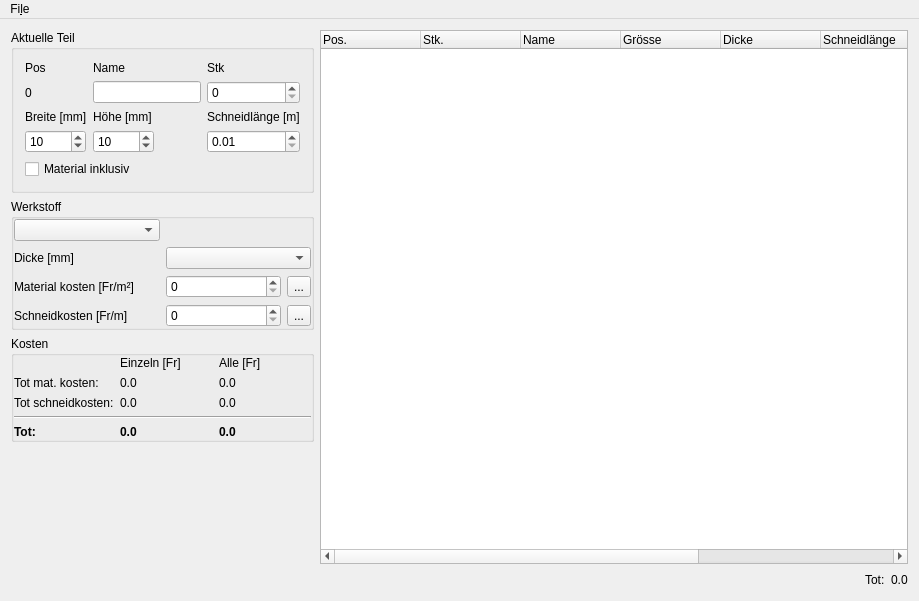
This is OffertenRechner/Source/src/MainWindow.ui in domi4484/ZumMaschine as Qt 5 draws it before an edit. The edited form follows.
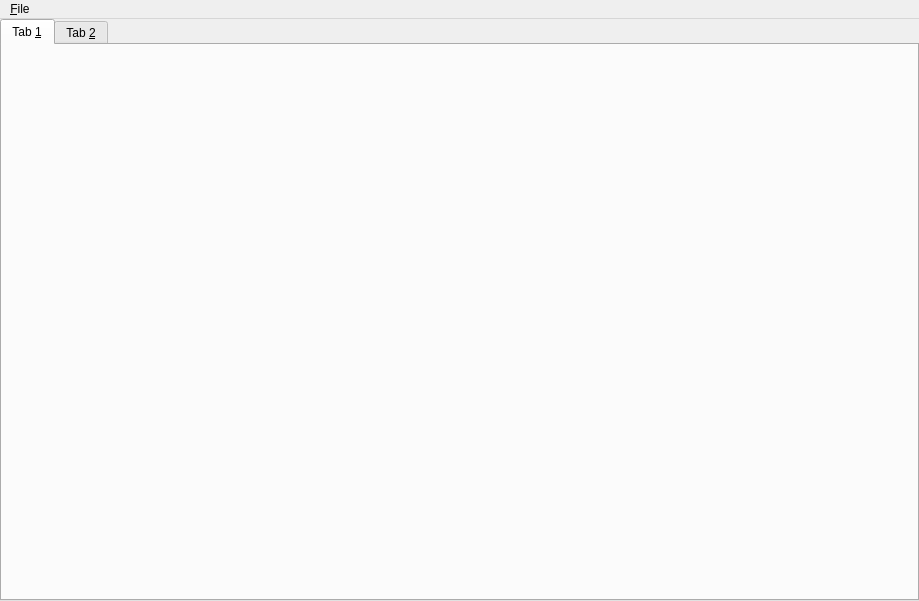
This is the edited form.

```diff
--- a/OffertenRechner/Source/src/MainWindow.ui
+++ b/OffertenRechner/Source/src/MainWindow.ui
@@ -14,424 +14,36 @@
    <string>Drawings Mirror</string>
   </property>
   <widget class="QWidget" name="centralWidget">
-   <layout class="QGridLayout" name="gridLayout" columnstretch="0,0,0,0,0,0,0,0,2">
-    <item row="1" column="8" rowspan="4">
-     <layout class="QGridLayout" name="gridLayout_3">
-      <item row="1" column="2">
-       <widget class="QLabel" name="m_QLabel_ListTotal">
-        <property name="text">
-         <string>0.0</string>
-        </property>
-       </widget>
-      </item>
-      <item row="1" column="1">
-       <widget class="QLabel" name="label_11">
-        <property name="text">
-         <string>Tot:</string>
-        </property>
-       </widget>
-      </item>
-      <item row="1" column="0">
-       <spacer name="horizontalSpacer_2">
-        <property name="orientation">
-         <enum>Qt::Horizontal</enum>
-        </property>
-        <property name="sizeHint" stdset="0">
-         <size>
-          <width>40</width>
-          <height>20</height>
-         </size>
-        </property>
-       </spacer>
-      </item>
-      <item row="0" column="0" colspan="3">
-       <widget class="QTreeWidget" name="m_QTreeWidget">
-        <column>
-         <property name="text">
-          <string>Pos.</string>
-         </property>
-        </column>
-        <column>
-         <property name="text">
-          <string>Stk.</string>
-         </property>
-        </column>
-        <column>
-         <property name="text">
-          <string>Name</string>
-         </property>
-        </column>
-        <column>
-         <property name="text">
-          <string>Grösse</string>
-         </property>
-        </column>
-        <column>
-         <property name="text">
-          <string>Dicke</string>
-         </property>
-        </column>
-        <column>
-         <property name="text">
-          <string>Schneidlänge</string>
-         </property>
-        </column>
-        <column>
-         <property name="text">
-          <string>Werkstoff</string>
-         </property>
-        </column>
-        <column>
-         <property name="text">
-          <string>Preis</string>
-         </property>
-        </column>
-        <column>
-         <property name="text">
-          <string>Preis Tot</string>
-         </property>
-        </column>
-       </widget>
-      </item>
-     </layout>
-    </item>
-    <item row="1" column="0">
-     <widget class="QGroupBox" name="groupBox_2">
-      <property name="title">
-       <string>Aktuelle Teil</string>
+   <layout class="QGridLayout" name="gridLayout">
+    <property name="leftMargin">
+     <number>0</number>
+    </property>
+    <property name="topMargin">
+     <number>0</number>
+    </property>
+    <property name="rightMargin">
+     <number>0</number>
+    </property>
+    <property name="bottomMargin">
+     <number>0</number>
+    </property>
+    <item row="0" column="0">
+     <widget class="QTabWidget" name="m_QTabWidget">
+      <property name="currentIndex">
+       <number>0</number>
       </property>
-      <layout class="QGridLayout" name="gridLayout_6">
-       <item row="0" column="1">
-        <widget class="QLabel" name="label">
-         <property name="text">
-          <string>Name</string>
-         </property>
-        </widget>
-       </item>
-       <item row="0" column="0">
-        <widget class="QLabel" name="label_6">
-         <property name="text">
-          <string>Pos</string>
-         </property>
-        </widget>
-       </item>
-       <item row="0" column="2">
-        <widget class="QLabel" name="label_7">
-         <property name="text">
-          <string>Stk</string>
-         </property>
-        </widget>
-       </item>
-       <item row="2" column="0">
-        <widget class="QLabel" name="label_2">
-         <property name="text">
-          <string>Breite [mm]</string>
-         </property>
-        </widget>
-       </item>
-       <item row="1" column="1">
-        <widget class="QLineEdit" name="m_QLineEdit_Name"/>
-       </item>
-       <item row="1" column="0">
-        <widget class="QLabel" name="label_14">
-         <property name="text">
-          <string>0</string>
-         </property>
-        </widget>
-       </item>
-       <item row="1" column="2">
-        <widget class="QSpinBox" name="m_QSpinBox_Pieces"/>
-       </item>
-       <item row="3" column="0" alignment="Qt::AlignLeft">
-        <widget class="QDoubleSpinBox" name="m_QDoubleSpinBox_Width">
-         <property name="decimals">
-          <number>0</number>
-         </property>
-         <property name="minimum">
-          <double>1.000000000000000</double>
-         </property>
-         <property name="maximum">
-          <double>10000.000000000000000</double>
-         </property>
-         <property name="value">
-          <double>10.000000000000000</double>
-         </property>
-        </widget>
-       </item>
-       <item row="2" column="1">
-        <widget class="QLabel" name="label_3">
-         <property name="text">
-          <string>Höhe [mm]</string>
-         </property>
-        </widget>
-       </item>
-       <item row="3" column="1" alignment="Qt::AlignLeft">
-        <widget class="QDoubleSpinBox" name="m_QDoubleSpinBox_Height">
-         <property name="decimals">
-          <number>0</number>
-         </property>
-         <property name="minimum">
-          <double>1.000000000000000</double>
-         </property>
-         <property name="maximum">
-          <double>10000.000000000000000</double>
-         </property>
-         <property name="value">
-          <double>10.000000000000000</double>
-         </property>
-        </widget>
-       </item>
-       <item row="2" column="2">
-        <widget class="QLabel" name="label_5">
-         <property name="text">
-          <string>Schneidlänge [m]</string>
-         </property>
-        </widget>
-       </item>
-       <item row="3" column="2">
-        <widget class="QDoubleSpinBox" name="m_QDoubleSpinBox_CutLength">
-         <property name="minimum">
-          <double>0.010000000000000</double>
-         </property>
-         <property name="maximum">
-          <double>900000.000000000000000</double>
-         </property>
-        </widget>
-       </item>
-       <item row="4" column="0" colspan="2">
-        <widget class="QCheckBox" name="m_QCheckBox_MaterialIncluded">
-         <property name="text">
-          <string>Material inklusiv</string>
-         </property>
-        </widget>
-       </item>
-      </layout>
+      <widget class="QWidget" name="tab">
+       <attribute name="title">
+        <string>Tab &amp;1</string>
+       </attribute>
+      </widget>
+      <widget class="QWidget" name="tab_2">
+       <attribute name="title">
+        <string>Tab &amp;2</string>
+       </attribute>
+      </widget>
      </widget>
     </item>
-    <item row="2" column="0">
-     <widget class="QGroupBox" name="groupBox">
-      <property name="title">
-       <string>Werkstoff</string>
-      </property>
-      <layout class="QGridLayout" name="gridLayout_5">
-       <property name="leftMargin">
-        <number>0</number>
-       </property>
-       <property name="topMargin">
-        <number>0</number>
-       </property>
-       <property name="rightMargin">
-        <number>0</number>
-       </property>
-       <property name="bottomMargin">
-        <number>0</number>
-       </property>
-       <item row="0" column="0">
-        <widget class="QComboBox" name="m_QComboBox_Material"/>
-       </item>
-       <item row="2" column="0">
-        <widget class="QLabel" name="label_13">
-         <property name="text">
-          <string>Material kosten [Fr/m²]</string>
-         </property>
-        </widget>
-       </item>
-       <item row="1" column="1">
-        <widget class="QComboBox" name="m_QComboBox_Thickness"/>
-       </item>
-       <item row="3" column="0">
-        <widget class="QLabel" name="label_15">
-         <property name="text">
-          <string>Schneidkosten [Fr/m]</string>
-         </property>
-        </widget>
-       </item>
-       <item row="1" column="0">
-        <widget class="QLabel" name="label_4">
-         <property name="text">
-          <string>Dicke [mm]</string>
-         </property>
-        </widget>
-       </item>
-       <item row="3" column="1">
-        <layout class="QHBoxLayout" name="horizontalLayout">
-         <item>
-          <widget class="QSpinBox" name="m_QSpinBox_SchneidkostenProMeter">
-           <property name="maximum">
-            <number>999999</number>
-           </property>
-          </widget>
-         </item>
-         <item>
-          <widget class="QToolButton" name="toolButton">
-           <property name="text">
-            <string>...</string>
-           </property>
-          </widget>
-         </item>
-        </layout>
-       </item>
-       <item row="2" column="1">
-        <layout class="QHBoxLayout" name="horizontalLayout_2">
-         <item>
-          <widget class="QSpinBox" name="m_QSpinBox_MaterialKostenProQuadratMeter">
-           <property name="maximum">
-            <number>99999</number>
-           </property>
-          </widget>
-         </item>
-         <item>
-          <widget class="QToolButton" name="toolButton_2">
-           <property name="text">
-            <string>...</string>
-           </property>
-          </widget>
-         </item>
-        </layout>
-       </item>
-      </layout>
-     </widget>
-    </item>
-    <item row="3" column="0">
-     <widget class="QGroupBox" name="groupBox_3">
-      <property name="title">
-       <string>Kosten</string>
-      </property>
-      <layout class="QGridLayout" name="gridLayout_4">
-       <property name="leftMargin">
-        <number>0</number>
-       </property>
-       <property name="topMargin">
-        <number>0</number>
-       </property>
-       <property name="rightMargin">
-        <number>0</number>
-       </property>
-       <property name="bottomMargin">
-        <number>0</number>
-       </property>
-       <item row="0" column="0">
-        <layout class="QGridLayout" name="gridLayout_2">
-         <item row="1" column="0">
-          <widget class="QLabel" name="label_10">
-           <property name="text">
-            <string>Tot mat. kosten:</string>
-           </property>
-          </widget>
-         </item>
-         <item row="1" column="2">
-          <widget class="QLabel" name="m_QLabel_MaterialKosten">
-           <property name="text">
-            <string>0.0</string>
-           </property>
-          </widget>
-         </item>
-         <item row="2" column="2">
-          <widget class="QLabel" name="m_QLabel_SchneidKosten">
-           <property name="text">
-            <string>0.0</string>
-           </property>
-          </widget>
-         </item>
-         <item row="4" column="2">
-          <widget class="QLabel" name="m_QLabel_Total">
-           <property name="font">
-            <font>
-             <weight>75</weight>
-             <bold>true</bold>
-            </font>
-           </property>
-           <property name="text">
-            <string>0.0</string>
-           </property>
-          </widget>
-         </item>
-         <item row="4" column="0">
-          <widget class="QLabel" name="label_9">
-           <property name="font">
-            <font>
-             <weight>75</weight>
-             <bold>true</bold>
-            </font>
-           </property>
-           <property name="text">
-            <string>Tot:</string>
-           </property>
-          </widget>
-         </item>
-         <item row="3" column="0" colspan="3">
-          <widget class="Line" name="line">
-           <property name="orientation">
-            <enum>Qt::Horizontal</enum>
-           </property>
-          </widget>
-         </item>
-         <item row="2" column="0">
-          <widget class="QLabel" name="label_8">
-           <property name="text">
-            <string>Tot schneidkosten:</string>
-           </property>
-          </widget>
-         </item>
-         <item row="2" column="1">
-          <widget class="QLabel" name="m_QLabel_SchneidKostenEinzeln">
-           <property name="text">
-            <string>0.0</string>
-           </property>
-          </widget>
-         </item>
-         <item row="4" column="1">
-          <widget class="QLabel" name="m_QLabel_TotalEinzeln">
-           <property name="font">
-            <font>
-             <weight>75</weight>
-             <bold>true</bold>
-            </font>
-           </property>
-           <property name="text">
-            <string>0.0</string>
-           </property>
-          </widget>
-         </item>
-         <item row="1" column="1">
-          <widget class="QLabel" name="m_QLabel_MaterialKostenEinzeln">
-           <property name="text">
-            <string>0.0</string>
-           </property>
-          </widget>
-         </item>
-         <item row="0" column="1">
-          <widget class="QLabel" name="label_16">
-           <property name="text">
-            <string>Einzeln [Fr]</string>
-           </property>
-          </widget>
-         </item>
-         <item row="0" column="2">
-          <widget class="QLabel" name="label_17">
-           <property name="text">
-            <string>Alle [Fr]</string>
-           </property>
-          </widget>
-         </item>
-        </layout>
-       </item>
-      </layout>
-     </widget>
-    </item>
-    <item row="4" column="0">
-     <spacer name="verticalSpacer">
-      <property name="orientation">
-       <enum>Qt::Vertical</enum>
-      </property>
-      <property name="sizeHint" stdset="0">
-       <size>
-        <width>20</width>
-        <height>40</height>
-       </size>
-      </property>
-     </spacer>
-    </item>
    </layout>
   </widget>
   <widget class="QMenuBar" name="menuBar">
@@ -445,7 +57,7 @@
    </property>
    <widget class="QMenu" name="menuFile">
     <property name="title">
-     <string>Fi&amp;le</string>
+     <string>&amp;File</string>
     </property>
     <addaction name="m_QAction_File_Settings"/>
     <addaction name="separator"/>
```
Left out of the diff: 29 changed lines with no effect on the pictures.
